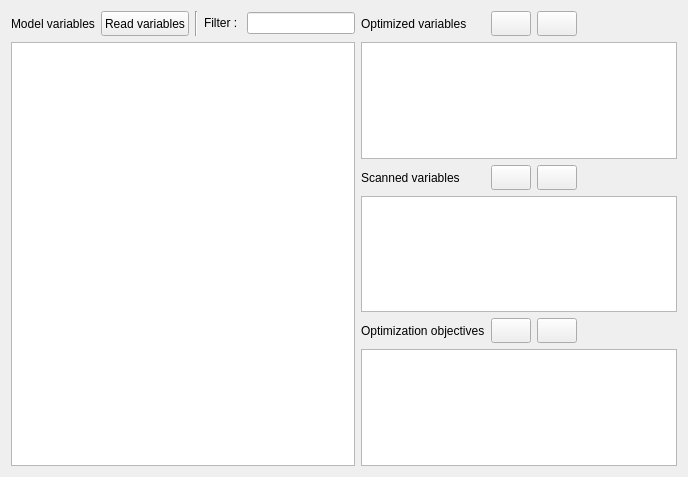
Qt form OMOptim/GUI/Widgets/WidgetSelectOptVars.ui (lmoresco/OpenModelica) before a commit.
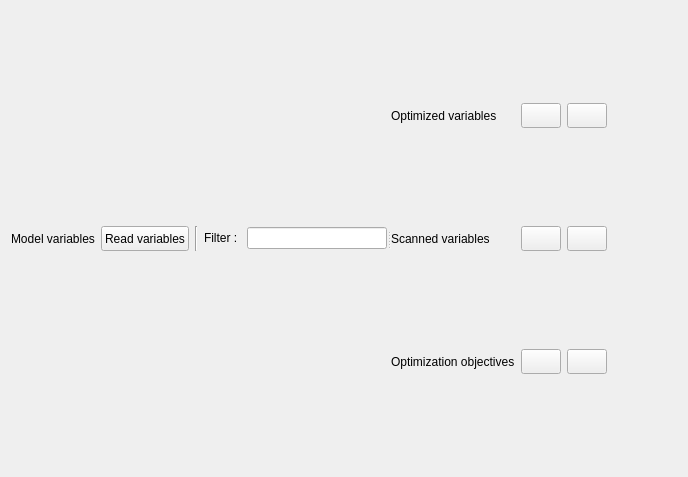
The same form after that commit. Icons and pictures are not drawn.

Diff of the .ui file:
```diff
--- a/OMOptim/GUI/Widgets/WidgetSelectOptVars.ui
+++ b/OMOptim/GUI/Widgets/WidgetSelectOptVars.ui
@@ -17,8 +17,19 @@
    <locale language="C" country="AnyCountry"/>
   </property>
   <layout class="QGridLayout" name="gridLayout">
-   <item row="1" column="0">
+   <item row="0" column="0">
+    <widget class="QSplitter" name="splitter">
+     <property name="orientation">
+      <enum>Qt::Horizontal</enum>
+     </property>
+     <widget class="QWidget" name="">
     <layout class="QGridLayout" name="gridLayout_2">
+       <property name="topMargin">
+        <number>0</number>
+       </property>
+       <property name="bottomMargin">
+        <number>0</number>
+       </property>
      <item row="1" column="1" colspan="2">
       <layout class="QHBoxLayout" name="horizontalLayout_2">
        <item>
@@ -89,33 +100,12 @@
        </item>
       </layout>
      </item>
-     <item row="3" column="1" colspan="2">
-      <widget class="QTableView" name="tableVariables">
-       <property name="sizePolicy">
-        <sizepolicy hsizetype="Expanding" vsizetype="Expanding">
-         <horstretch>1</horstretch>
-         <verstretch>0</verstretch>
-        </sizepolicy>
-       </property>
-       <property name="font">
-        <font>
-         <pointsize>7</pointsize>
-        </font>
-       </property>
-       <property name="selectionBehavior">
-        <enum>QAbstractItemView::SelectRows</enum>
-       </property>
-       <property name="sortingEnabled">
-        <bool>true</bool>
-       </property>
-       <property name="cornerButtonEnabled">
-        <bool>false</bool>
-       </property>
-      </widget>
-     </item>
-    </layout>
-   </item>
-   <item row="1" column="1">
+       <item row="2" column="1" colspan="2">
+        <layout class="QVBoxLayout" name="layoutTableVariables"/>
+       </item>
+      </layout>
+     </widget>
+     <widget class="QWidget" name="">
     <layout class="QGridLayout" name="gridLayout_7">
      <item row="0" column="0">
       <widget class="QLabel" name="label_4">
@@ -226,19 +216,7 @@
       </spacer>
      </item>
      <item row="1" column="0" colspan="4">
-      <widget class="QTableView" name="tableOptimizedVariables">
-       <property name="font">
-        <font>
-         <pointsize>7</pointsize>
-        </font>
-       </property>
-       <property name="selectionBehavior">
-        <enum>QAbstractItemView::SelectRows</enum>
-       </property>
-       <property name="sortingEnabled">
-        <bool>true</bool>
-       </property>
-      </widget>
+        <layout class="QVBoxLayout" name="layoutOptimizedVars"/>
      </item>
      <item row="2" column="0">
       <widget class="QLabel" name="label_5">
@@ -324,17 +302,7 @@
       </widget>
      </item>
      <item row="3" column="0" colspan="4">
-      <widget class="QTableView" name="tableScannedVariables">
-       <property name="sizePolicy">
-        <sizepolicy hsizetype="Expanding" vsizetype="Expanding">
-         <horstretch>0</horstretch>
-         <verstretch>0</verstretch>
-        </sizepolicy>
-       </property>
-       <property name="selectionBehavior">
-        <enum>QAbstractItemView::SelectRows</enum>
-       </property>
-      </widget>
+        <layout class="QVBoxLayout" name="layoutScannedVars"/>
      </item>
      <item row="4" column="0">
       <widget class="QLabel" name="label_6">
@@ -402,13 +370,11 @@
       </widget>
      </item>
      <item row="5" column="0" colspan="4">
-      <widget class="QTableView" name="tableObjectives">
-       <property name="sortingEnabled">
-        <bool>true</bool>
-       </property>
-      </widget>
-     </item>
-    </layout>
+        <layout class="QVBoxLayout" name="layoutObjectives"/>
+       </item>
+      </layout>
+     </widget>
+    </widget>
    </item>
   </layout>
  </widget>
```
Left out of the diff: 16 changed lines with no effect on the pictures. Lines whose indentation alone changed are shown as unchanged.
